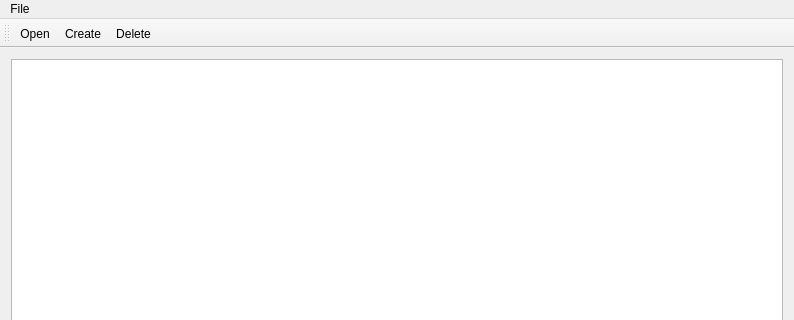
First picture: the form in gui/torrent_gui/mainwindow.ui, repository smirok/HSE-2020-torrent-project, before the edit; both pictures show x 0 to 794 and y 0 to 320 of the 794 by 515 pixel window.
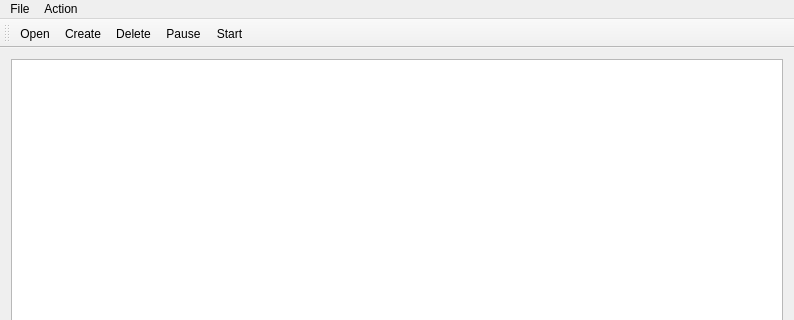
Second picture: the form after the edit. Icons and pictures are not drawn.

Commit message: Merge with Ilya's client and adding the buttons of pause and start download

What changed in the file:
```diff
--- a/gui/torrent_gui/mainwindow.ui
+++ b/gui/torrent_gui/mainwindow.ui
@@ -37,7 +37,15 @@
     <addaction name="action_create_torrent"/>
     <addaction name="action_delete_torrent"/>
    </widget>
+   <widget class="QMenu" name="menuAction">
+    <property name="title">
+     <string>Action</string>
+    </property>
+    <addaction name="action_pause_torrent"/>
+    <addaction name="action_start_torrent"/>
+   </widget>
    <addaction name="menuCreate"/>
+   <addaction name="menuAction"/>
   </widget>
   <widget class="QToolBar" name="mainToolBar">
    <attribute name="toolBarArea">
@@ -49,6 +57,8 @@
    <addaction name="action_open_torrent"/>
    <addaction name="action_create_torrent"/>
    <addaction name="action_delete_torrent"/>
+   <addaction name="action_pause_torrent"/>
+   <addaction name="action_start_torrent"/>
   </widget>
   <widget class="QStatusBar" name="statusBar"/>
   <action name="action_open_torrent">
@@ -78,6 +88,24 @@
     <string>Create</string>
    </property>
   </action>
+  <action name="action_pause_torrent">
+   <property name="icon">
+    <iconset resource="resource.qrc">
+     <normaloff>:/resource/img/pause_torrent.png</normaloff>:/resource/img/pause_torrent.png</iconset>
+   </property>
+   <property name="text">
+    <string>Pause</string>
+   </property>
+  </action>
+  <action name="action_start_torrent">
+   <property name="icon">
+    <iconset resource="resource.qrc">
+     <normaloff>:/resource/img/play_torrent.png</normaloff>:/resource/img/play_torrent.png</iconset>
+   </property>
+   <property name="text">
+    <string>Start</string>
+   </property>
+  </action>
  </widget>
  <layoutdefault spacing="6" margin="11"/>
  <resources>
```
Left out of the diff: 3 changed lines with no effect on the pictures. The commit also changes 10 other files.
